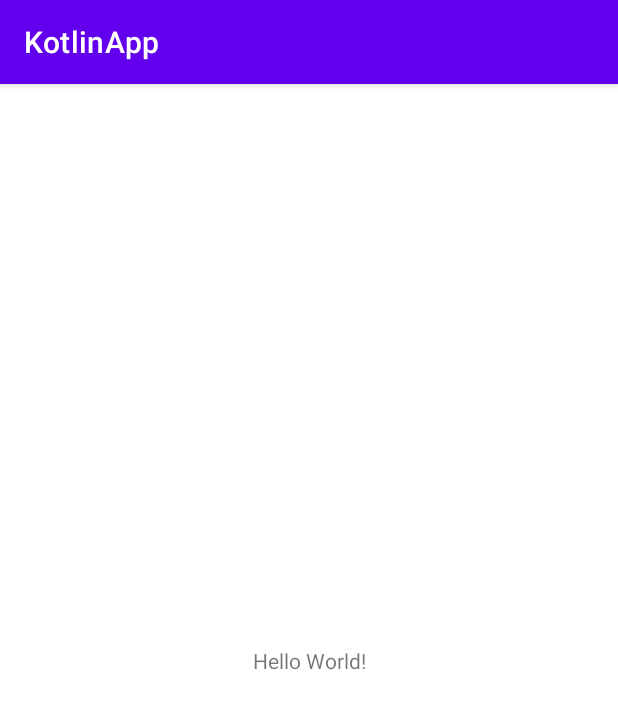
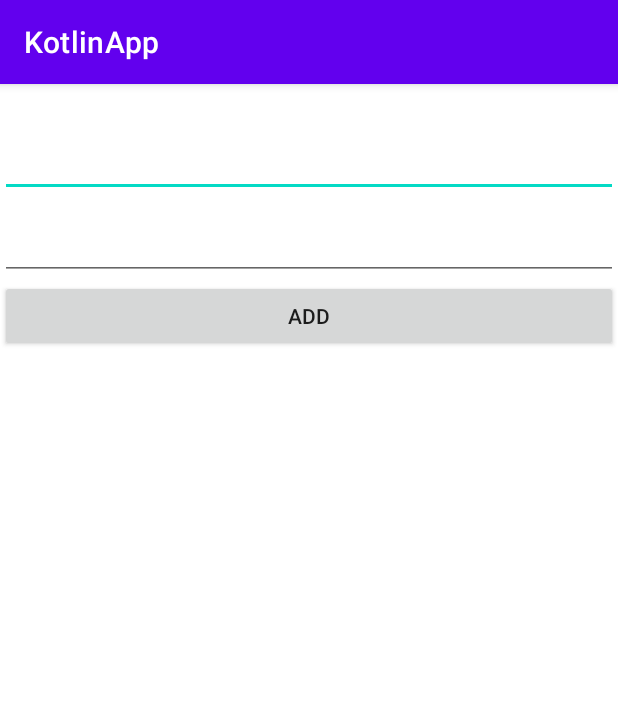
Before and after one commit to manjprabhu/KotlinApp, an Android app: the screen it shows after launch (MainActivity), on a phone screen of 412 x 824 dp. Shown: the top 709 px of the screen. Run offline under Robolectric (Android 15) with nearby library versions, the phone set to English and light mode, and no system bars; our stand-ins replace data binding.

Commit message:
Databinding support

```diff
--- a/app/build.gradle
+++ b/app/build.gradle
@@ -15,6 +15,10 @@ android {
         versionName "1.0"
 
         testInstrumentationRunner "androidx.test.runner.AndroidJUnitRunner"
+    }
+
+    dataBinding {
+        enabled = true
     }
 
     buildTypes {
--- a/app/src/main/java/com/example/kotlinapp/MainActivity.kt
+++ b/app/src/main/java/com/example/kotlinapp/MainActivity.kt
@@ -3,23 +3,28 @@ package com.example.kotlinapp
 import androidx.appcompat.app.AppCompatActivity
 import android.os.Bundle
 import android.util.Log
+import com.example.kotlinapp.databinding.ActivityMainBinding
+import androidx.databinding.DataBindingUtil
 
 class MainActivity : AppCompatActivity() {
+
+    lateinit var mBinding : ActivityMainBinding
+
     override fun onCreate(savedInstanceState: Bundle?) {
         super.onCreate(savedInstanceState)
         setContentView(R.layout.activity_main)
-
+        mBinding =  DataBindingUtil.setContentView(this, R.layout.activity_main)
         add(5, 10)
         addition(12,7)
     }
 
-    fun add(a : Int , b: Int ) {
+    private fun add(a : Int, b: Int ) {
         val sum  = a + b;
         Log.v("sum:", sum.toString())
     }
 
     //function with default argument
-    fun addition(x: Int = 100, y:Int = 20) {
+    private fun addition(x: Int = 100, y:Int = 20) {
         val sum =  x + y;
         Log.v("Sum:", sum.toString())
     }
--- a/app/src/main/res/layout/activity_main.xml
+++ b/app/src/main/res/layout/activity_main.xml
@@ -1,18 +1,59 @@
 <?xml version="1.0" encoding="utf-8"?>
-<androidx.constraintlayout.widget.ConstraintLayout xmlns:android="http://schemas.android.com/apk/res/android"
+<layout xmlns:android="http://schemas.android.com/apk/res/android"
     xmlns:app="http://schemas.android.com/apk/res-auto"
-    xmlns:tools="http://schemas.android.com/tools"
+    xmlns:tools="http://schemas.android.com/tools">
+
+    <data>
+        <variable
+            name="onClick"
+            type="com.example.kotlinsample.ClickListener" />
+    </data>
+
+
+    <androidx.constraintlayout.widget.ConstraintLayout
         android:layout_width="match_parent"
         android:layout_height="match_parent"
         tools:context=".MainActivity">
 
+        <LinearLayout
+            app:layout_constraintTop_toTopOf="parent"
+            app:layout_constraintStart_toStartOf="parent"
+            app:layout_constraintEnd_toEndOf="parent"
+            android:layout_marginTop="30dp"
+            android:layout_width="match_parent"
+            android:layout_height="wrap_content"
+            android:orientation="vertical">
+
+            <EditText
+                android:id="@+id/number1"
+                android:layout_width="match_parent"
+                android:layout_height="wrap_content"
+                android:inputType="number"/>
+
+            <EditText
+                android:id="@+id/number2"
+                android:layout_marginTop="10dp"
+                android:layout_width="match_parent"
+                android:layout_height="wrap_content"
+                android:inputType="number"/>
+
+            <androidx.appcompat.widget.AppCompatButton
+                android:id="@+id/add"
+                android:layout_width="match_parent"
+                android:layout_height="wrap_content"
+                android:onClick="@{()-> onClick.onClick()}"
+                android:text="Add"/>
+
+
+        </LinearLayout>
+
         <TextView
             android:layout_width="wrap_content"
             android:layout_height="wrap_content"
-        android:text="Hello World!"
             app:layout_constraintBottom_toBottomOf="parent"
             app:layout_constraintLeft_toLeftOf="parent"
             app:layout_constraintRight_toRightOf="parent"
             app:layout_constraintTop_toTopOf="parent" />
 
     </androidx.constraintlayout.widget.ConstraintLayout>
+</layout>
```
Lines whose indentation alone changed are shown as unchanged.
